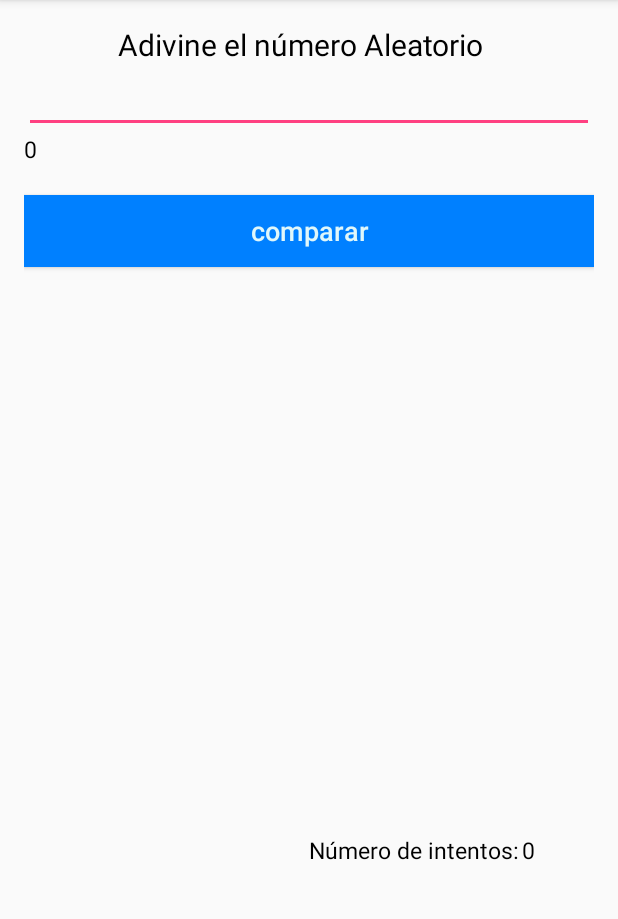
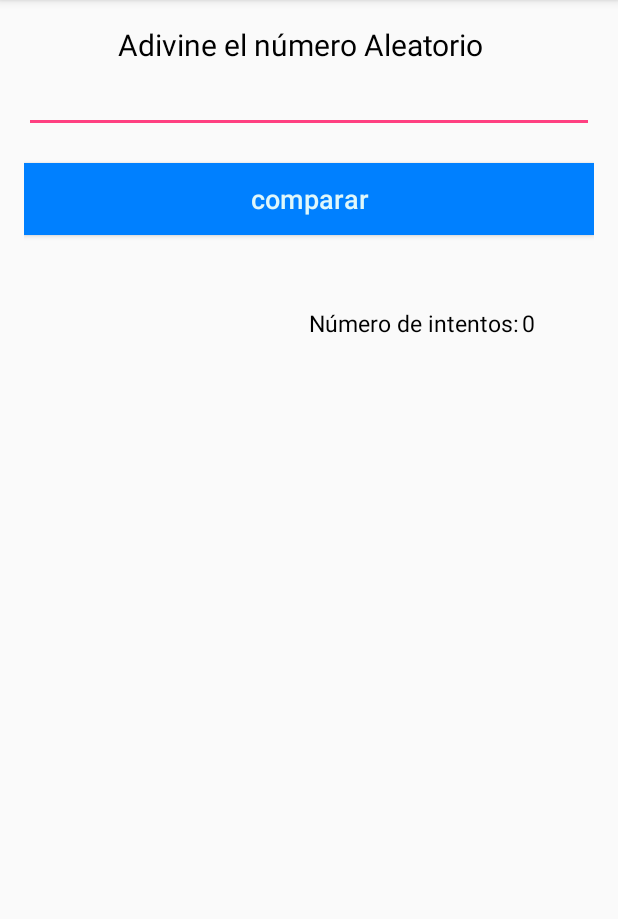
Before and after one commit to GabrielaRiv/TareaCodigo2, an Android app: the Inicio screen opened directly, with no data from a screen before it, on a phone screen of 412 x 824 dp, the part 84-1003 px from its top. Run offline under Robolectric (Android 15) with nearby library versions, the phone set to English and light mode, and no system bars.

Commit message:
inicio y config

```diff
--- a/app/src/main/java/com/example/gabriela/tareacodigo/Inicio.java
+++ b/app/src/main/java/com/example/gabriela/tareacodigo/Inicio.java
@@ -2,14 +2,18 @@ package com.example.gabriela.tareacodigo;
 
 import android.os.Bundle;
 import android.support.v7.app.AppCompatActivity;
+import android.view.View;
 import android.widget.Button;
 import android.widget.EditText;
+import android.widget.TextView;
 import android.widget.Toast;
 
 public class Inicio extends AppCompatActivity {
     private EditText numAleatorio;
     private Button btnenviarnum;
-
+    private TextView txtnumero;
+    int numeroAleatorio = (int) (Math.random()*50+1);
+    int cout = 0;
 
     @Override
     protected void onCreate(Bundle savedInstanceState) {
@@ -17,18 +21,23 @@ public class Inicio extends AppCompatActivity {
         setContentView(R.layout.activity_inicio);
 
         numAleatorio = (EditText) findViewById(R.id.numAleatorio);
+        txtnumero = (TextView) findViewById(R.id.txtnumero);
         btnenviarnum = (Button) findViewById(R.id.btnenviarnum);
 
-        int numeroAleatorio = (int) (Math.random()*50+1);
+        btnenviarnum.setOnClickListener(new View.OnClickListener() {
+            @Override
+            public void onClick(View view) {
+                if(Integer.parseInt(numAleatorio.getText().toString()) == numeroAleatorio){
+                    Toast.makeText(Inicio.this, "Usted ha ganado..." + numeroAleatorio, Toast.LENGTH_SHORT).show();
 
-      /*  if(Integer.parseInt(numAleatorio.getText().toString()) == numeroAleatorio){
-            Toast.makeText(this, "Usted ha ganado..." + numeroAleatorio, Toast.LENGTH_SHORT).show();
+                }else{
+                    Toast.makeText(Inicio.this, "numero incorrecto, el numero es:" + numeroAleatorio, Toast.LENGTH_SHORT).show();
 
-        }else{
-            Toast.makeText(this, "numero incorrecto, el numero es:" + numeroAleatorio, Toast.LENGTH_SHORT).show();
-        }*/
+                }
+            }
+        });
 
-       Toast.makeText(this, "naleatorio" + numeroAleatorio, Toast.LENGTH_SHORT).show();
+      // Toast.makeText(this, "naleatorio" + numeroAleatorio, Toast.LENGTH_SHORT).show();
 
     }
 }
--- a/app/src/main/res/layout/activity_inicio.xml
+++ b/app/src/main/res/layout/activity_inicio.xml
@@ -30,14 +30,6 @@
         android:ems="10"
         android:inputType="number" />
 
-    <TextView
-        android:id="@+id/numero"
-        android:layout_width="wrap_content"
-        android:layout_height="wrap_content"
-        android:text="0"
-        android:textColor="@android:color/background_dark"
-        android:textSize="15sp" />
-
     <Button
         android:id="@+id/btnenviarnum"
         android:layout_width="match_parent"
@@ -54,7 +46,7 @@
     android:layout_width="match_parent"
     android:layout_height="wrap_content"
     android:orientation="horizontal"
-    android:layout_marginTop="350dp">
+    android:layout_marginTop="20dp">
 
     <TextView
         android:id="@+id/intentos"
@@ -75,10 +67,9 @@
         android:paddingLeft="2dp"
         android:text="0"
         android:textColor="@android:color/background_dark"
-        android:textSize="15sp" />
+        android:textSize="15sp"
+        android:inputType="number"/>
 
 </LinearLayout>
 
-
-
 </LinearLayout>
```
Also changed, not shown: app/src/main/java/com/example/gabriela/tareacodigo/Configuracion.java (line endings or trailing spaces).
